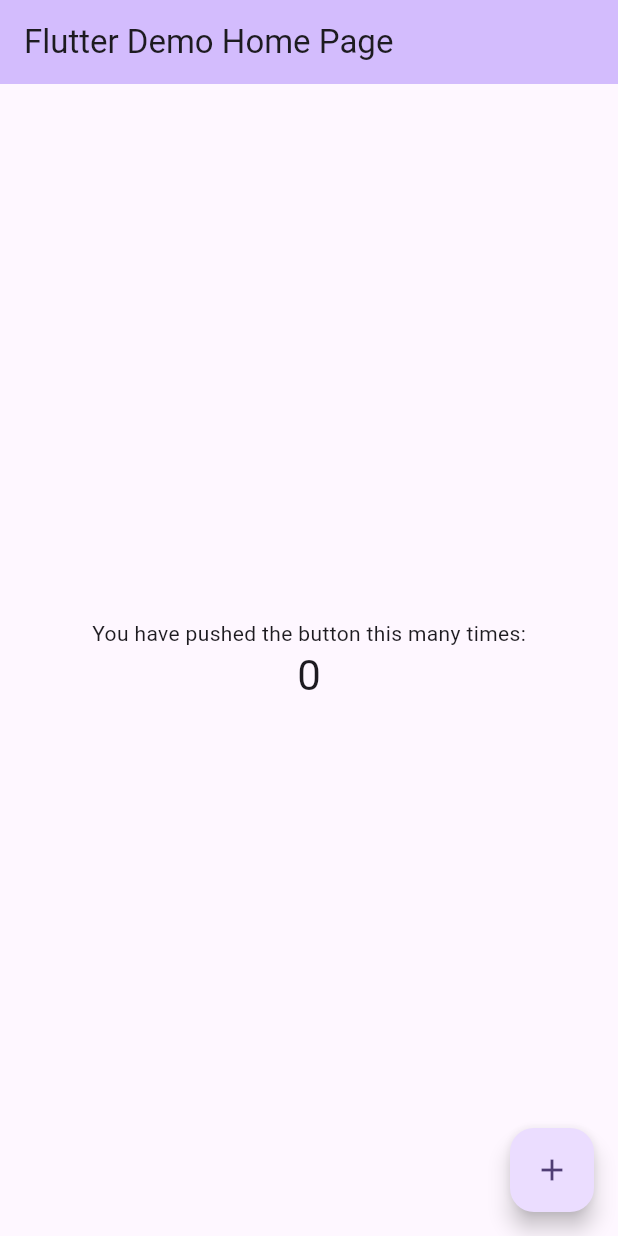
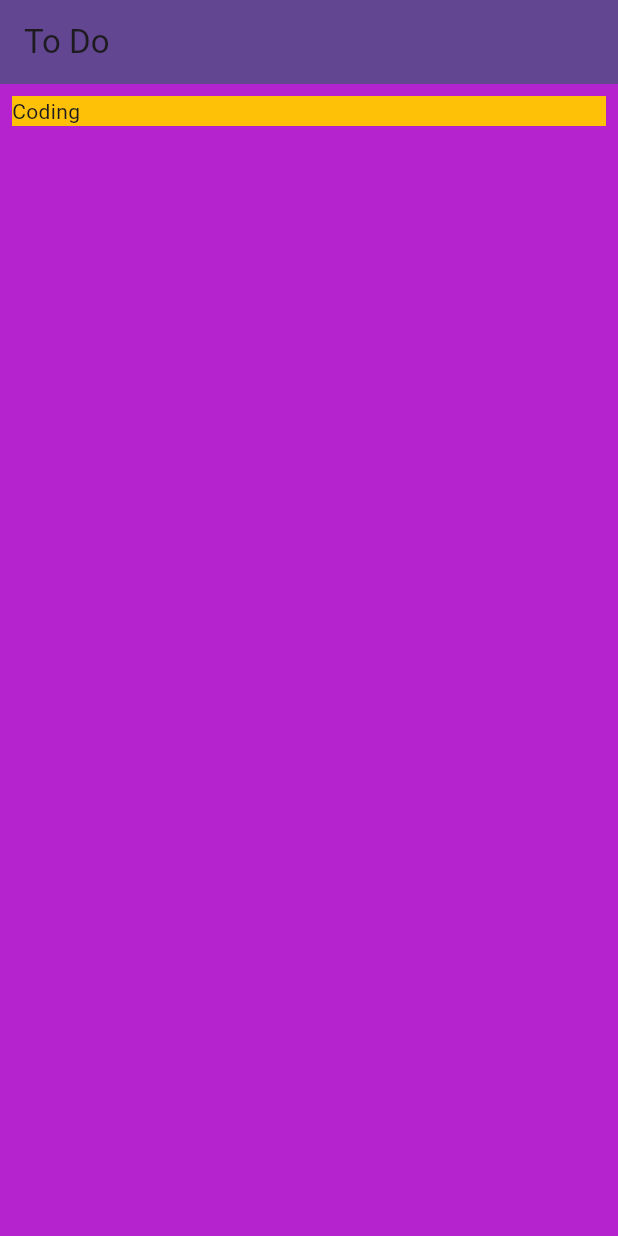
Before and after one commit to abm-noman/To-Do-Flutter, a Flutter app: the screen it shows after launch, on a phone screen of 412 x 824 dp. Run offline on Flutter 3.47's test engine with Material 3 defaults, Android fonts, the phone set to English and light mode, and no system bars.

```diff
--- a/lib/main.dart
+++ b/lib/main.dart
@@ -1,4 +1,5 @@
 import 'package:flutter/material.dart';
+import 'package:todo/pages/home_page.dart';
 
 void main() {
   runApp(const MyApp());
@@ -10,116 +11,10 @@ class MyApp extends StatelessWidget {
   // This widget is the root of your application.
   @override
   Widget build(BuildContext context) {
-    return MaterialApp(
-      title: 'Flutter Demo',
-      theme: ThemeData(
-        // This is the theme of your application.
-        //
-        // TRY THIS: Try running your application with "flutter run". You'll see
-        // the application has a purple toolbar. Then, without quitting the app,
-        // try changing the seedColor in the colorScheme below to Colors.green
-        // and then invoke "hot reload" (save your changes or press the "hot
-        // reload" button in a Flutter-supported IDE, or press "r" if you used
-        // the command line to start the app).
-        //
-        // Notice that the counter didn't reset back to zero; the application
-        // state is not lost during the reload. To reset the state, use hot
-        // restart instead.
-        //
-        // This works for code too, not just values: Most code changes can be
-        // tested with just a hot reload.
-        colorScheme: ColorScheme.fromSeed(seedColor: Colors.deepPurple),
-        useMaterial3: true,
-      ),
-      home: const MyHomePage(title: 'Flutter Demo Home Page'),
+    return const MaterialApp(
+      debugShowCheckedModeBanner: false,
+      home: HomePage(),
+      // theme: ThemeData(primarySwatch: Colors.purple),
     );
   }
 }
-
-class MyHomePage extends StatefulWidget {
-  const MyHomePage({super.key, required this.title});
-
-  // This widget is the home page of your application. It is stateful, meaning
-  // that it has a State object (defined below) that contains fields that affect
-  // how it looks.
-
-  // This class is the configuration for the state. It holds the values (in this
-  // case the title) provided by the parent (in this case the App widget) and
-  // used by the build method of the State. Fields in a Widget subclass are
-  // always marked "final".
-
-  final String title;
-
-  @override
-  State<MyHomePage> createState() => _MyHomePageState();
-}
-
-class _MyHomePageState extends State<MyHomePage> {
-  int _counter = 0;
-
-  void _incrementCounter() {
-    setState(() {
-      // This call to setState tells the Flutter framework that something has
-      // changed in this State, which causes it to rerun the build method below
-      // so that the display can reflect the updated values. If we changed
-      // _counter without calling setState(), then the build method would not be
-      // called again, and so nothing would appear to happen.
-      _counter++;
-    });
-  }
-
-  @override
-  Widget build(BuildContext context) {
-    // This method is rerun every time setState is called, for instance as done
-    // by the _incrementCounter method above.
-    //
-    // The Flutter framework has been optimized to make rerunning build methods
-    // fast, so that you can just rebuild anything that needs updating rather
-    // than having to individually change instances of widgets.
-    return Scaffold(
-      appBar: AppBar(
-        // TRY THIS: Try changing the color here to a specific color (to
-        // Colors.amber, perhaps?) and trigger a hot reload to see the AppBar
-        // change color while the other colors stay the same.
-        backgroundColor: Theme.of(context).colorScheme.inversePrimary,
-        // Here we take the value from the MyHomePage object that was created by
-        // the App.build method, and use it to set our appbar title.
-        title: Text(widget.title),
-      ),
-      body: Center(
-        // Center is a layout widget. It takes a single child and positions it
-        // in the middle of the parent.
-        child: Column(
-          // Column is also a layout widget. It takes a list of children and
-          // arranges them vertically. By default, it sizes itself to fit its
-          // children horizontally, and tries to be as tall as its parent.
-          //
-          // Column has various properties to control how it sizes itself and
-          // how it positions its children. Here we use mainAxisAlignment to
-          // center the children vertically; the main axis here is the vertical
-          // axis because Columns are vertical (the cross axis would be
-          // horizontal).
-          //
-          // TRY THIS: Invoke "debug painting" (choose the "Toggle Debug Paint"
-          // action in the IDE, or press "p" in the console), to see the
-          // wireframe for each widget.
-          mainAxisAlignment: MainAxisAlignment.center,
-          children: <Widget>[
-            const Text(
-              'You have pushed the button this many times:',
-            ),
-            Text(
-              '$_counter',
-              style: Theme.of(context).textTheme.headlineMedium,
-            ),
-          ],
-        ),
-      ),
-      floatingActionButton: FloatingActionButton(
-        onPressed: _incrementCounter,
-        tooltip: 'Increment',
-        child: const Icon(Icons.add),
-      ), // This trailing comma makes auto-formatting nicer for build methods.
-    );
-  }
-}
--- /dev/null
+++ b/lib/pages/home_page.dart
@@ -0,0 +1,28 @@
+import 'package:flutter/material.dart';
+import 'package:todo/utilities/todo_tile.dart';
+
+class HomePage extends StatefulWidget {
+  const HomePage({super.key});
+
+  @override
+  State<HomePage> createState() => _HomePageState();
+}
+
+class _HomePageState extends State<HomePage> {
+  @override
+  Widget build(BuildContext context) {
+    return Scaffold(
+      backgroundColor: Color.fromARGB(220, 168, 0, 197),
+      appBar: AppBar(
+        backgroundColor: const Color.fromARGB(255, 98, 70, 145),
+        title: Text('To Do'),
+        elevation: 0,
+      ),
+      body: ListView(
+        children: [
+          ToDoTile(),
+        ],
+      ),
+    );
+  }
+}
--- /dev/null
+++ b/lib/utilities/todo_tile.dart
@@ -0,0 +1,16 @@
+import 'package:flutter/material.dart';
+
+class ToDoTile extends StatelessWidget {
+  const ToDoTile({super.key});
+
+  @override
+  Widget build(BuildContext context) {
+    return Padding(
+      padding: const EdgeInsets.all(8.0),
+      child: Container(
+        child: Text("Coding"),
+        decoration: BoxDecoration(color: Colors.amber),
+      ),
+    );
+  }
+}
```
